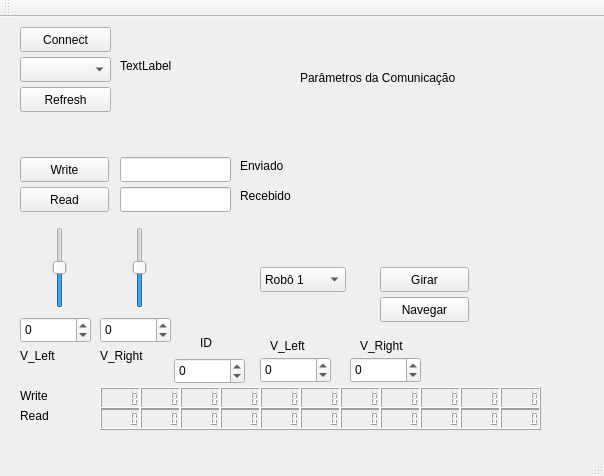
Before: the Qt Designer form mainwindow.ui in David1340/Comunicacao_LambeSujo, drawn with Qt 5.
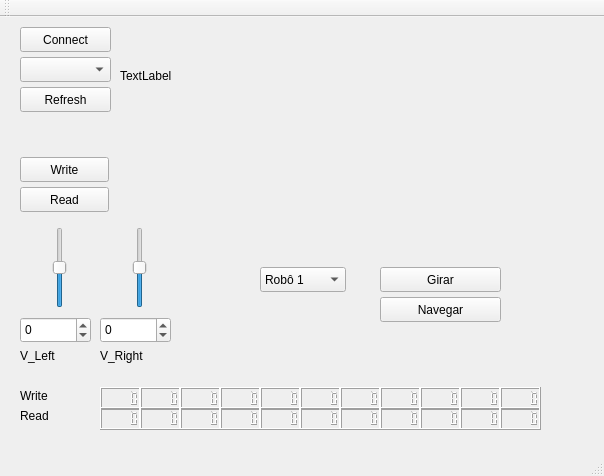
After: the same form once the commit is applied. Custom widgets are drawn as their Qt base class.

Commit message: Atualizações nas funções girar e navegar e plot. Às vezes ocorre erro quando na navegação, pode ser tempos entre escrita e leitura. Ver a questão do tempo entre enviar e ler. Ele demora para lê

The edit to the form file:
```diff
--- a/mainwindow.ui
+++ b/mainwindow.ui
@@ -41,7 +41,7 @@
     <property name="geometry">
      <rect>
       <x>120</x>
-      <y>40</y>
+      <y>50</y>
       <width>261</width>
       <height>17</height>
      </rect>
@@ -63,52 +63,6 @@
      <string>Write</string>
     </property>
    </widget>
-   <widget class="QLineEdit" name="lineEdit">
-    <property name="geometry">
-     <rect>
-      <x>120</x>
-      <y>140</y>
-      <width>111</width>
-      <height>25</height>
-     </rect>
-    </property>
-   </widget>
-   <widget class="QLabel" name="label_2">
-    <property name="geometry">
-     <rect>
-      <x>240</x>
-      <y>140</y>
-      <width>67</width>
-      <height>17</height>
-     </rect>
-    </property>
-    <property name="text">
-     <string>Enviado</string>
-    </property>
-   </widget>
-   <widget class="QLineEdit" name="lineEdit_2">
-    <property name="geometry">
-     <rect>
-      <x>120</x>
-      <y>170</y>
-      <width>111</width>
-      <height>25</height>
-     </rect>
-    </property>
-   </widget>
-   <widget class="QLabel" name="label_3">
-    <property name="geometry">
-     <rect>
-      <x>240</x>
-      <y>170</y>
-      <width>67</width>
-      <height>17</height>
-     </rect>
-    </property>
-    <property name="text">
-     <string>Recebido</string>
-    </property>
-   </widget>
    <widget class="QPushButton" name="CheckSerial_Button">
     <property name="geometry">
      <rect>
@@ -135,19 +89,6 @@
      <string>Read</string>
     </property>
    </widget>
-   <widget class="QLabel" name="Baud_Rate">
-    <property name="geometry">
-     <rect>
-      <x>300</x>
-      <y>0</y>
-      <width>201</width>
-      <height>121</height>
-     </rect>
-    </property>
-    <property name="text">
-     <string>Parâmetros da Comunicação</string>
-    </property>
-   </widget>
    <widget class="QSlider" name="verticalSlider_vel_R">
     <property name="geometry">
      <rect>
@@ -183,44 +124,6 @@
      <number>100</number>
     </property>
    </widget>
-   <widget class="QSpinBox" name="spinBox_texte">
-    <property name="geometry">
-     <rect>
-      <x>174</x>
-      <y>341</y>
-      <width>71</width>
-      <height>26</height>
-     </rect>
-    </property>
-    <property name="minimum">
-     <number>-256</number>
-    </property>
-    <property name="maximum">
-     <number>256</number>
-    </property>
-    <property name="value">
-     <number>0</number>
-    </property>
-   </widget>
-   <widget class="QSpinBox" name="spinBox_texte_2">
-    <property name="geometry">
-     <rect>
-      <x>350</x>
-      <y>340</y>
-      <width>71</width>
-      <height>26</height>
-     </rect>
-    </property>
-    <property name="minimum">
-     <number>-100</number>
-    </property>
-    <property name="maximum">
-     <number>100</number>
-    </property>
-    <property name="value">
-     <number>0</number>
-    </property>
-   </widget>
    <widget class="QSlider" name="verticalSlider_vel_L">
     <property name="geometry">
      <rect>
@@ -322,7 +225,7 @@
      <rect>
       <x>380</x>
       <y>250</y>
-      <width>89</width>
+      <width>121</width>
       <height>25</height>
      </rect>
     </property>
@@ -330,61 +233,6 @@
      <string>Girar</string>
     </property>
    </widget>
-   <widget class="QSpinBox" name="spinBox_texte_3">
-    <property name="geometry">
-     <rect>
-      <x>260</x>
-      <y>340</y>
-      <width>71</width>
-      <height>26</height>
-     </rect>
-    </property>
-    <property name="minimum">
-     <number>-100</number>
-    </property>
-    <property name="maximum">
-     <number>100</number>
-    </property>
-   </widget>
-   <widget class="QLabel" name="label_6">
-    <property name="geometry">
-     <rect>
-      <x>200</x>
-      <y>310</y>
-      <width>41</width>
-      <height>31</height>
-     </rect>
-    </property>
-    <property name="text">
-     <string>ID</string>
-    </property>
-   </widget>
-   <widget class="QLabel" name="label_7">
-    <property name="geometry">
-     <rect>
-      <x>270</x>
-      <y>320</y>
-      <width>67</width>
-      <height>17</height>
-     </rect>
-    </property>
-    <property name="text">
-     <string>V_Left</string>
-    </property>
-   </widget>
-   <widget class="QLabel" name="label_8">
-    <property name="geometry">
-     <rect>
-      <x>360</x>
-      <y>320</y>
-      <width>67</width>
-      <height>17</height>
-     </rect>
-    </property>
-    <property name="text">
-     <string>V_Right</string>
-    </property>
-   </widget>
    <widget class="QLCDNumber" name="lcdNumber_id">
     <property name="geometry">
      <rect>
@@ -636,7 +484,7 @@
      <rect>
       <x>380</x>
       <y>280</y>
-      <width>89</width>
+      <width>121</width>
       <height>25</height>
      </rect>
     </property>
@@ -644,6 +492,16 @@
      <string>Navegar</string>
     </property>
    </widget>
+   <widget class="QCustomPlot" name="widget" native="true">
+    <property name="geometry">
+     <rect>
+      <x>300</x>
+      <y>10</y>
+      <width>291</width>
+      <height>171</height>
+     </rect>
+    </property>
+   </widget>
   </widget>
   <widget class="QMenuBar" name="menuBar">
    <property name="geometry">
@@ -666,6 +524,14 @@
   <widget class="QStatusBar" name="statusBar"/>
  </widget>
  <layoutdefault spacing="6" margin="11"/>
+ <customwidgets>
+  <customwidget>
+   <class>QCustomPlot</class>
+   <extends>QWidget</extends>
+   <header>qcustomplot.h</header>
+   <container>1</container>
+  </customwidget>
+ </customwidgets>
  <resources/>
  <connections/>
 </ui>
```
The commit also changes 8 other files.
